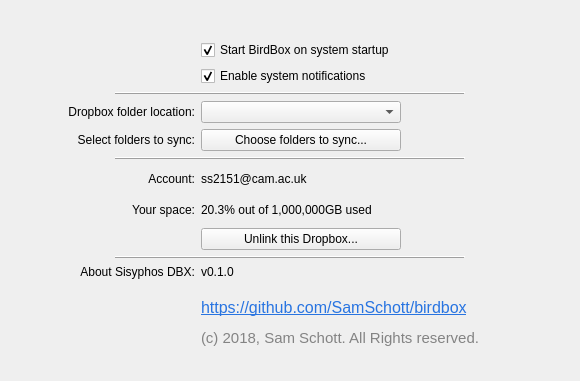
This is birdbox/gui/settings.ui in samschott/maestral as Qt 5 draws it before an edit. The edited form follows.
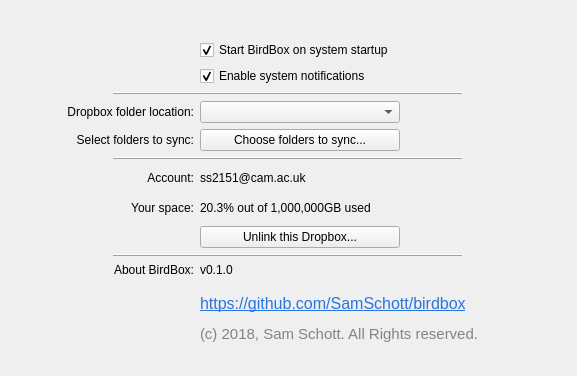
This is the edited form.

```diff
--- a/birdbox/gui/settings.ui
+++ b/birdbox/gui/settings.ui
@@ -6,8 +6,8 @@
    <rect>
     <x>0</x>
     <y>0</y>
-    <width>580</width>
-    <height>381</height>
+    <width>577</width>
+    <height>376</height>
    </rect>
   </property>
   <property name="windowTitle">
@@ -157,7 +157,7 @@
    <item row="20" column="0">
     <widget class="QLabel" name="label">
      <property name="text">
-      <string>About Sisyphos DBX:</string>
+      <string>About BirdBox:</string>
      </property>
      <property name="alignment">
       <set>Qt::AlignRight|Qt::AlignTop|Qt::AlignTrailing</set>
```
